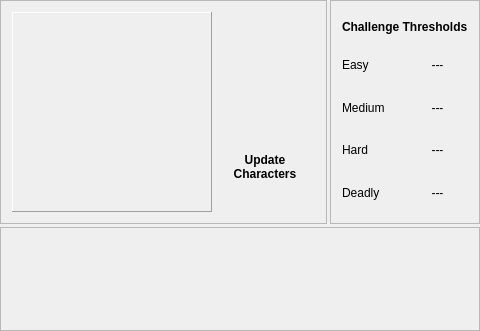
This is DMHelper/src/partyframe.ui in MMetze/DMHelper as Qt 5 draws it before an edit. The edited form follows.
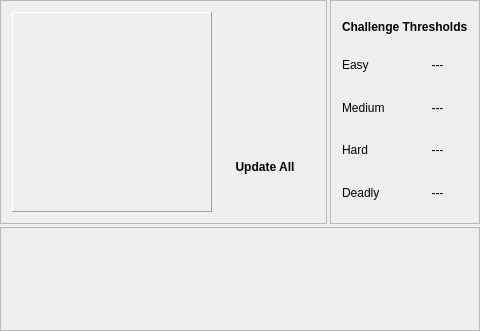
This is the edited form. Icons and pictures are not drawn.

What changed in the file:
```diff
--- a/DMHelper/src/partyframe.ui
+++ b/DMHelper/src/partyframe.ui
@@ -428,8 +428,7 @@
                 </font>
                </property>
                <property name="text">
-                <string>Update
-Characters</string>
+                <string>Update All</string>
                </property>
                <property name="alignment">
                 <set>Qt::AlignCenter</set>
```
